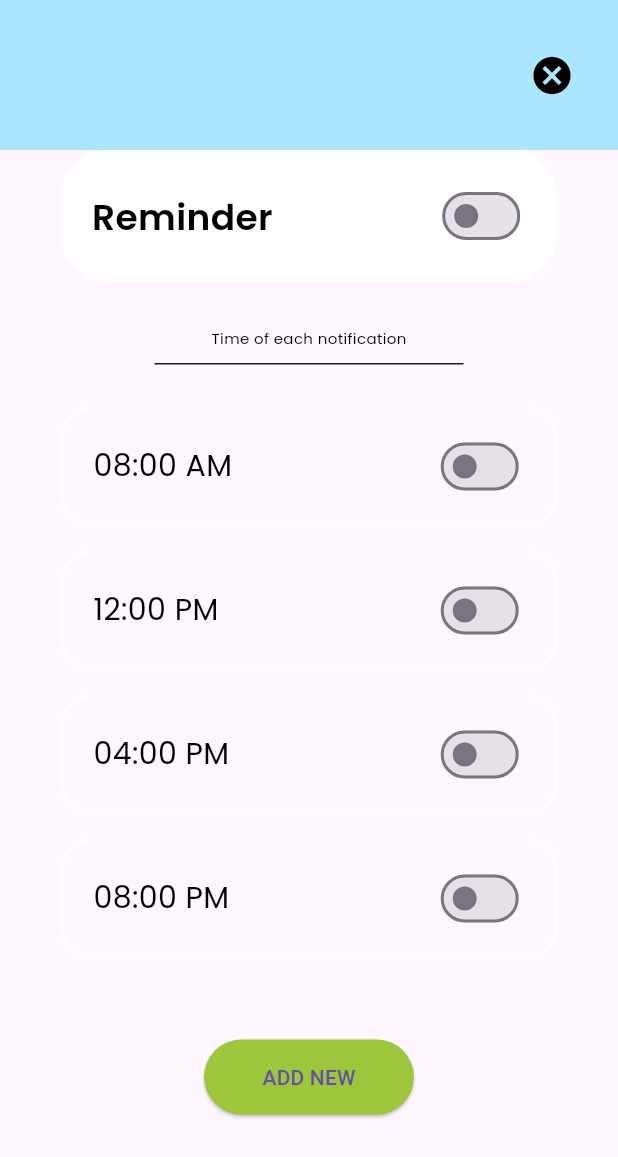
After one commit to ARNE-08/Water-Cactus, a Flutter app: the NotiSettingPage screen opened directly, on a phone screen of 412 x 824 dp. The commit adds this screen. Shown: the top 1157 px of the screen. Run offline on Flutter 3.47's test engine with Material 3 defaults, Android fonts, the phone set to English and light mode, and no system bars; our stand-ins replace carousel_slider, flutter_secure_storage, google_fonts; accounts and stored records are empty.

Commit message:
[ADD] noti_setting page structure

```diff
--- a/watercactus_frontend/lib/screen/home/home.dart
+++ b/watercactus_frontend/lib/screen/home/home.dart
@@ -1,7 +1,7 @@
 import 'package:flutter/material.dart';
 import 'package:watercactus_frontend/theme/custom_theme.dart';
 import 'package:watercactus_frontend/theme/color_theme.dart';
-import 'package:watercactus_frontend/screen/home/logWater.dart';
+import 'package:watercactus_frontend/screen/home/log_water.dart';
 
 class HomePage extends StatefulWidget {
   const HomePage({super.key});
--- /dev/null
+++ b/watercactus_frontend/lib/screen/profile/noti_setting.dart
@@ -0,0 +1,144 @@
+import 'package:flutter/material.dart';
+import 'package:watercactus_frontend/theme/custom_theme.dart';
+import 'package:watercactus_frontend/theme/color_theme.dart';
+
+class NotiSettingPage extends StatefulWidget {
+  const NotiSettingPage();
+
+  @override
+  State<StatefulWidget> createState() => _NotiSettingPageState();
+}
+
+class _NotiSettingPageState extends State<NotiSettingPage> {
+  bool _isSwitched = false;
+
+  List<String> reminderTime = [
+    '08:00 AM',
+    '12:00 PM',
+    '04:00 PM',
+    '08:00 PM',
+  ];
+
+  Widget buildReminder(List<String> reminderTime) {
+    return Container(
+      height: reminderTime.length * 100,
+      width: MediaQuery.of(context).size.width * 0.8,
+      child: ListView.builder(
+        itemCount: reminderTime.length,
+        itemBuilder: (context, index) {
+          return Padding(
+            padding: const EdgeInsets.symmetric(vertical: 8),
+            child: Container(
+              height: 80,
+              width: MediaQuery.of(context).size.width * 0.8,
+              decoration: BoxDecoration(
+                borderRadius: BorderRadius.circular(20),
+                border: Border.all(color: AppColors.white),
+              ),
+              child: Padding(
+                padding:const EdgeInsets.symmetric(horizontal: 20, vertical: 10),
+                child: Row(
+                  mainAxisAlignment: MainAxisAlignment.spaceBetween,
+                  children: [
+                    Text(reminderTime[index], style: CustomTextStyle.poppins4.copyWith(fontSize: 20, color: Colors.black)),
+                    Switch(
+                      value: _isSwitched,
+                      onChanged: (value) {
+                        setState(() {
+                          _isSwitched = value;
+                        });
+                      },
+                      activeTrackColor: Colors.lightBlueAccent,
+                      activeColor: Colors.blue,
+                    ),
+                  ],
+                ),
+              ),
+            ),
+          );
+        }
+      ),
+    );
+  }
+
+  @override
+  Widget build(BuildContext context) {
+    return Scaffold(
+      appBar: AppBar(
+        toolbarHeight: 100,
+        backgroundColor: AppColors.lightBlue,
+        automaticallyImplyLeading: false,
+        actions: [
+          IconButton(
+            icon: const Icon(Icons.cancel, color: AppColors.black, size: 30),
+            onPressed: () {
+              Navigator.pop(context);
+            },
+          ),
+          const SizedBox(width: 20),
+        ],
+      ),
+      body: Padding(
+        padding: const EdgeInsets.symmetric(horizontal: 20),
+        child: Center(
+          child: Column(
+            children: [
+              Container(
+                width: MediaQuery.of(context).size.width * 0.8,
+                decoration: BoxDecoration(
+                  borderRadius: BorderRadius.circular(30),
+                  color: AppColors.white,
+                ),
+                child: Padding(
+                  padding: const EdgeInsets.all(20.0),
+                  child: Row(
+                    mainAxisAlignment: MainAxisAlignment.spaceBetween,
+                    children: [
+                      Text('Reminder', style: CustomTextStyle.poppins6.copyWith(fontSize: 24)),
+                      Switch(
+                        value: _isSwitched,
+                        onChanged: (value) {
+                          setState(() {
+                            _isSwitched = value;
+                          });
+                        },
+                        activeTrackColor: Colors.lightBlueAccent,
+                        activeColor: Colors.blue,
+                      ),
+                    ],
+                  ),
+                ),
+              ),
+              SizedBox(height: 30),
+              Text('Time of each notification',
+                  style: CustomTextStyle.poppins4.copyWith(color: Colors.black)),
+              SizedBox(height: 10),
+              Container(
+                height: 1,
+                width: MediaQuery.of(context).size.width * 0.5,
+                color: AppColors.darkGrey,
+              ),
+              SizedBox(height: 20),
+              Column(
+                children: [
+                  buildReminder(reminderTime)
+                ],
+              ),
+              SizedBox(height: 30),
+              ElevatedButton(
+                style: ButtonStyle(
+                  fixedSize: MaterialStateProperty.all<Size>(Size(140, 50)),
+                  backgroundColor: MaterialStateProperty.all<Color>(AppColors.tea), // Default to grey if beverageColor is null
+                ),
+                onPressed: () {
+                  // Add your logic here
+                },
+                child: Text('ADD NEW'),
+              ),
+            ],
+          ),
+        ),
+      ),
+    );
+  }
+}
--- a/watercactus_frontend/lib/screen/profile/profile.dart
+++ b/watercactus_frontend/lib/screen/profile/profile.dart
@@ -3,7 +3,7 @@ import 'package:flutter/material.dart';
 import 'package:flutter/widgets.dart';
 import 'package:watercactus_frontend/theme/custom_theme.dart';
 import 'package:watercactus_frontend/theme/color_theme.dart';
-import 'package:watercactus_frontend/widget/cardCarousel.dart';
+import 'package:watercactus_frontend/widget/card_carousel.dart';
 
 class ProfilePage extends StatefulWidget {
   const ProfilePage();
@@ -234,7 +234,8 @@ class _ProfilePageState extends State<ProfilePage> {
                       Container(
                         height: 1,
                         width: MediaQuery.of(context).size.width * 0.4,
-                        color: AppColors.darkGrey,                      ),
+                        color: AppColors.darkGrey,
+                      ),
                       SizedBox(height: 30),
                       GestureDetector(
                         onTap: () => _showLogoutConfirmationDialog(),
```
Also changed, not shown: watercactus_frontend/lib/screen/home/log_water.dart (renamed from watercactus_frontend/lib/screen/home/logWater.dart), watercactus_frontend/lib/screen/profile/edit_profile.dart (renamed from watercactus_frontend/lib/screen/profile/editProfile.dart), watercactus_frontend/lib/widget/card_carousel.dart (renamed from watercactus_frontend/lib/widget/cardCarousel.dart).
